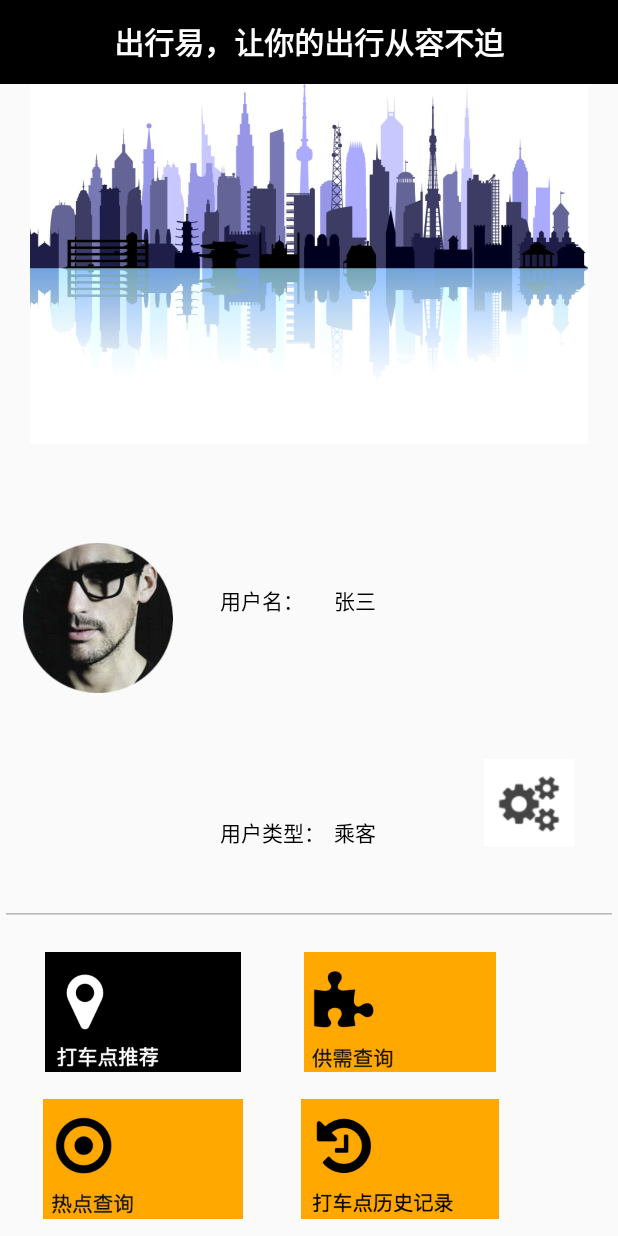
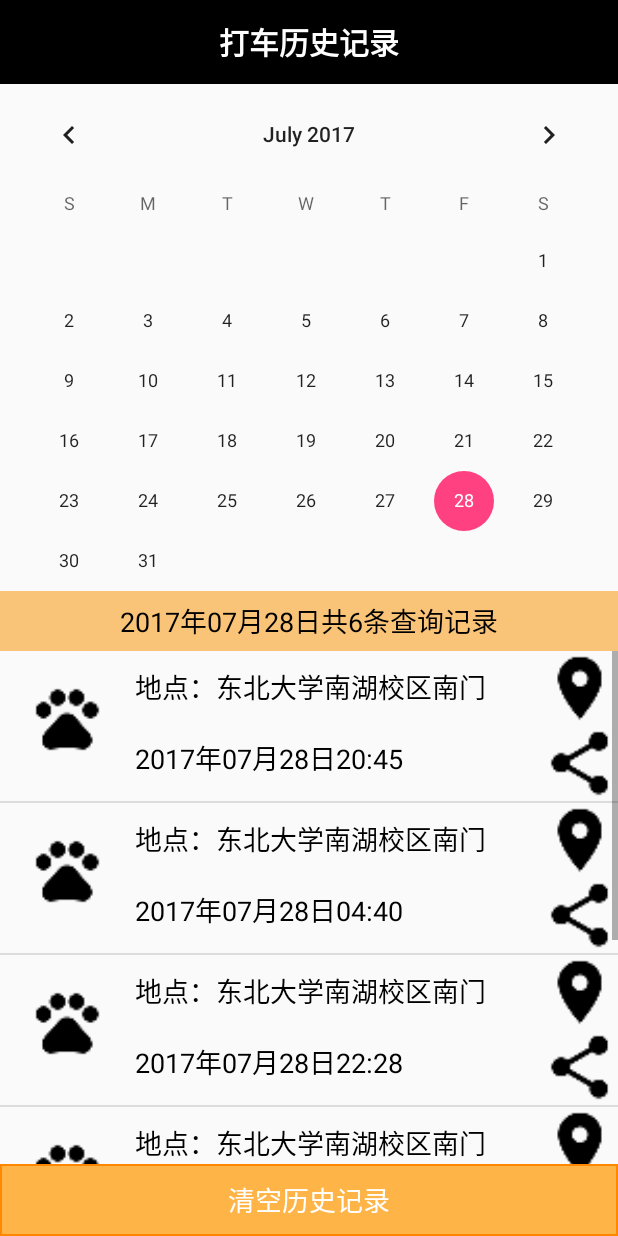
Before and after one commit to LeeeeoLiu/EasyGoOut, an Android app: the NavigateActivity screen opened directly, with no data from a screen before it, after a tap on an icon or button, on a phone screen of 412 x 824 dp. Run offline under Robolectric (Android 15) with nearby library versions, the phone set to English and light mode, and no system bars; libraries missing offline, so code that uses them is left out: com.baidu.mapapi; 2 statements that could not run were skipped.

Commit message:
add texi history activity and update Baidu Static Pic api in README

```diff
--- a/EasyGoOut/app/src/main/AndroidManifest.xml
+++ b/EasyGoOut/app/src/main/AndroidManifest.xml
@@ -35,6 +35,8 @@
         <activity android:name=".TexiSpotQueryResultActivity"/>
         <activity android:name=".SupplyQueryActivity"/>
         <activity android:name=".SupplyQueryResultActivity"/>
+        <activity android:name=".HotSpotQueryActivity"/>
+        <activity android:name=".TexiHistoryActivity"/>
         <meta-data
             android:name="com.baidu.lbsapi.API_KEY"
             android:value="vWrDxVn5HRNPGS9rBYDC6alGoG7qOD9E" />
--- a/EasyGoOut/app/src/main/java/com/leeeeo/easygoout/NavigateActivity.java
+++ b/EasyGoOut/app/src/main/java/com/leeeeo/easygoout/NavigateActivity.java
@@ -62,14 +62,16 @@ public class NavigateActivity extends AppCompatActivity {
         btnHotspotQuery.setOnClickListener(new View.OnClickListener() {
             @Override
             public void onClick(View view) {
-
+                Intent intent = new Intent(NavigateActivity.this, HotSpotQueryActivity.class);
+                startActivity(intent);
             }
         });
 
         btnTexiHistory.setOnClickListener(new View.OnClickListener() {
             @Override
             public void onClick(View view) {
-
+                Intent intent = new Intent(NavigateActivity.this, TexiHistoryActivity.class);
+                startActivity(intent);
             }
         });
 
--- /dev/null
+++ b/EasyGoOut/app/src/main/java/com/leeeeo/easygoout/TexiHistoryActivity.java
@@ -0,0 +1,169 @@
+package com.leeeeo.easygoout;
+
+import android.content.Context;
+import android.os.Bundle;
+import android.support.annotation.NonNull;
+import android.support.v7.app.AppCompatActivity;
+import android.util.Log;
+import android.view.LayoutInflater;
+import android.view.View;
+import android.view.ViewGroup;
+import android.widget.BaseAdapter;
+import android.widget.Button;
+import android.widget.CalendarView;
+import android.widget.ImageView;
+import android.widget.ListView;
+import android.widget.TextView;
+
+import com.baidu.mapapi.search.core.PoiInfo;
+
+import java.text.SimpleDateFormat;
+import java.util.ArrayList;
+import java.util.Date;
+import java.util.HashMap;
+import java.util.List;
+import java.util.Random;
+
+/**
+ * Created by Leeeeo on 2017/7/28.
+ */
+
+public class TexiHistoryActivity extends AppCompatActivity {
+
+    private CalendarView calendarView;
+    private TextView selectedDateRecordNum;
+    private ListView texiHistoryList;
+    private Button btnCleanAll;
+    private List<HashMap<String, Object>> mData;
+
+
+    @Override
+    protected void onCreate(Bundle savedInstanceState) {
+        super.onCreate(savedInstanceState);
+        setContentView(R.layout.texi_history);
+        init();
+    }
+
+
+    public void init() {
+        calendarView = (CalendarView) findViewById(R.id.calendarView);
+        selectedDateRecordNum = (TextView) findViewById(R.id.seleced_record_num);
+        texiHistoryList = (ListView) findViewById(R.id.text_history_list);
+        btnCleanAll = (Button) findViewById(R.id.btn_cleanall);
+        int recordNum;
+        Random random = new Random();
+        recordNum = random.nextInt(10);
+        Date date = new Date();
+        SimpleDateFormat sdf = new SimpleDateFormat("yyyy年MM月dd日");
+        String dateString = sdf.format(date);
+        selectedDateRecordNum.setText(dateString + "共" + recordNum + "条查询记录");
+
+
+        ArrayList<HashMap<String, Object>> list = new ArrayList<>();
+        HashMap<String, Object> map;
+//                poiTitle.setText("起点附近共有" + result.getAllPoi().size() + "个推荐打车点");
+        System.out.println("onGetPoiResult function is running");
+        for (int j = 0; j < recordNum; j++) {
+            map = new HashMap<>();
+            map.put("texi_record_date", dateString + String.format("%02d", random.nextInt(24)) + ":" + String.format("%02d", random.nextInt(60)));
+            map.put("btn_location", R.drawable.ic_location_on_black_24dp);
+            map.put("btn_share", R.drawable.ic_share_black_24dp);
+            map.put("item_head", R.drawable.ic_pets_black_24dp);
+            list.add(map);
+        }
+        mData = list;
+
+        MyAdapter adapter = new MyAdapter(getApplicationContext());//创建一个适配器
+        texiHistoryList.setAdapter(adapter);//为ListView控件绑定适配器
+
+
+        calendarView.setOnDateChangeListener(new CalendarView.OnDateChangeListener() {
+            @Override
+            public void onSelectedDayChange(@NonNull CalendarView calendarView, int i, int i1, int i2) {
+                Random random = new Random();
+                int recordNum = random.nextInt(10);
+                i1++;
+                selectedDateRecordNum.setText(i + "年" + i1 + "月" + i2 + "日" + "共" + recordNum + "条查询记录");
+
+
+                ArrayList<HashMap<String, Object>> list = new ArrayList<>();
+                HashMap<String, Object> map;
+//                poiTitle.setText("起点附近共有" + result.getAllPoi().size() + "个推荐打车点");
+                System.out.println("onGetPoiResult function is running");
+                for (int j = 0; j < recordNum; j++) {
+                    map = new HashMap<>();
+                    map.put("texi_record_date", i + "年" + i1 + "月" + i2 + "日" + String.format("%02d", random.nextInt(24)) + ":" + String.format("%02d", random.nextInt(60)));
+                    map.put("btn_location", R.drawable.ic_location_on_black_24dp);
+                    map.put("btn_share", R.drawable.ic_share_black_24dp);
+                    map.put("item_head", R.drawable.ic_pets_black_24dp);
+//                    map.put("poi_address", p.address);
+//                    map.put("poi_head", R.drawable.setting);
+//                    map.put("poi_tail", R.drawable.ic_chevron_right_black_24dp);
+                    list.add(map);
+                }
+                mData = list;
+
+                MyAdapter adapter = new MyAdapter(getApplicationContext());//创建一个适配器
+                texiHistoryList.setAdapter(adapter);//为ListView控件绑定适配器
+            }
+        });
+
+
+        btnCleanAll.setOnClickListener(new View.OnClickListener() {
+            @Override
+            public void onClick(View view) {
+                String old = selectedDateRecordNum.getText().toString();
+                String [] temp = null;
+                temp=old.split("共");
+                selectedDateRecordNum.setText(temp[0]+"共0条查询记录");
+                mData.clear();
+                MyAdapter adapter = new MyAdapter(getApplicationContext());//创建一个适配器
+                texiHistoryList.setAdapter(adapter);//为ListView控件绑定适配器
+            }
+        });
+    }
+
+    /**
+     * 自定义适配器
+     */
+    public class MyAdapter extends BaseAdapter {
+        private LayoutInflater mInflater;// 动态布局映射
+
+        public MyAdapter(Context context) {
+            this.mInflater = LayoutInflater.from(context);
+        }
+
+        // 决定ListView有几行可见
+        @Override
+        public int getCount() {
+            return mData.size();// ListView的条目数
+        }
+
+        @Override
+        public Object getItem(int arg0) {
+            return null;
+        }
+
+        @Override
+        public long getItemId(int arg0) {
+            return 0;
+        }
+
+        @Override
+        public View getView(int position, View convertView, ViewGroup parent) {
+            convertView = mInflater.inflate(R.layout.list_item_texi_history, null);//根据布局文件实例化view
+            TextView texiRecordDate = (TextView) convertView.findViewById(R.id.texi_record_date);//找某个控件
+            texiRecordDate.setText(mData.get(position).get("texi_record_date").toString());//给该控件设置数据(数据从集合类中来)
+            ImageView btnLocation = (ImageView) convertView.findViewById(R.id.btn_location);
+            btnLocation.setBackgroundResource((Integer) mData.get(position).get("btn_location"));
+            ImageView btnShare = (ImageView) convertView.findViewById(R.id.btn_share);
+            btnShare.setBackgroundResource((Integer) mData.get(position).get("btn_share"));
+            ImageView itemHead = (ImageView) convertView.findViewById(R.id.item_head);
+            itemHead.setBackgroundResource((Integer) mData.get(position).get("item_head"));
+//            TextView poiAddress = (TextView) convertView.findViewById(R.id.poi_address);//找某个控件
+//            poiAddress.setText(mData.get(position).get("poi_address").toString());//给该控件设置数据(数据从集合类中来)
+
+            return convertView;
+        }
+    }
+}
--- a/EasyGoOut/app/src/main/res/layout/list_item_texi_history.xml
+++ b/EasyGoOut/app/src/main/res/layout/list_item_texi_history.xml
@@ -1,63 +1,68 @@
 <?xml version="1.0" encoding="utf-8"?>
-<RelativeLayout xmlns:android="http://schemas.android.com/apk/res/android"
+<LinearLayout xmlns:android="http://schemas.android.com/apk/res/android"
     xmlns:app="http://schemas.android.com/apk/res-auto"
-    android:orientation="vertical" android:layout_width="match_parent"
-    android:layout_height="match_parent">
-
-    <TextView
-        android:id="@+id/textView24"
-        android:layout_width="wrap_content"
-        android:layout_height="wrap_content"
-        android:text="地点：东北大学南湖校区南门"
-        android:textColor="@color/black"
-        android:textSize="18sp"
-        android:layout_marginLeft="16dp"
-        android:layout_marginStart="16dp"
-        android:layout_alignBottom="@+id/imageView5"
-        android:layout_toRightOf="@+id/imageView5"
-        android:layout_toEndOf="@+id/imageView5" />
+    android:layout_width="match_parent"
+    android:layout_height="wrap_content"
+    android:orientation="horizontal">
 
     <ImageView
-        android:id="@+id/imageView5"
+        android:id="@+id/item_head"
         android:layout_width="50dp"
         android:layout_height="50dp"
         app:srcCompat="@drawable/ic_pets_black_24dp"
-        android:layout_marginLeft="23dp"
-        android:layout_marginStart="23dp"
-        android:layout_marginTop="18dp"
-        android:layout_alignParentTop="true"
-        android:layout_alignParentLeft="true"
-        android:layout_alignParentStart="true" />
+        android:layout_margin="20dp"/>
 
-    <TextView
-        android:id="@+id/textView25"
+
+    <LinearLayout
+        android:layout_width="0dp"
+        android:layout_height="wrap_content"
+        android:layout_weight="1"
+        android:orientation="vertical">
+
+        <TextView
+            android:id="@+id/text_record_place"
+            android:layout_width="wrap_content"
+            android:layout_height="wrap_content"
+            android:text="地点：东北大学南湖校区南门"
+            android:layout_marginTop="10dp"
+            android:layout_marginBottom="10dp"
+            android:textColor="@color/black"
+            android:textSize="18sp" />
+
+
+        <TextView
+            android:id="@+id/texi_record_date"
+            android:layout_width="wrap_content"
+            android:layout_height="wrap_content"
+            android:layout_marginTop="10dp"
+            android:layout_marginBottom="10dp"
+            android:text="时间：2016年4月10日18:03"
+            android:textColor="@color/black"
+            android:textSize="18sp" />
+
+    </LinearLayout>
+
+
+    <LinearLayout
         android:layout_width="wrap_content"
         android:layout_height="wrap_content"
-        android:text="时间：2016年4月10日18:03"
-        android:textColor="@color/black"
-        android:textSize="18sp"
-        android:layout_alignTop="@+id/imageView5"
-        android:layout_alignLeft="@+id/textView24"
-        android:layout_alignStart="@+id/textView24" />
+        android:orientation="vertical">
 
-    <ImageButton
-        android:id="@+id/imageButton"
-        android:layout_width="wrap_content"
-        android:layout_height="wrap_content"
-        android:background="@android:color/white"
-        app:srcCompat="@drawable/ic_location_on_black_24dp"
-        android:layout_alignBottom="@+id/textView25"
-        android:layout_alignParentRight="true"
-        android:layout_alignParentEnd="true" />
+        <ImageButton
+            android:id="@+id/btn_location"
+            android:layout_width="50dp"
+            android:layout_height="50dp"
+            android:background="@android:color/white"
+            app:srcCompat="@drawable/ic_location_on_black_24dp" />
 
-    <ImageButton
-        android:id="@+id/imageButton2"
-        android:layout_width="wrap_content"
-        android:layout_height="wrap_content"
-        android:background="@android:color/white"
-        app:srcCompat="@drawable/ic_share_black_24dp"
-        android:layout_alignBottom="@+id/textView24"
-        android:layout_alignParentRight="true"
-        android:layout_alignParentEnd="true" />
+        <ImageButton
+            android:id="@+id/btn_share"
+            android:layout_width="50dp"
+            android:layout_height="50dp"
+            android:background="@android:color/white"
+            app:srcCompat="@drawable/ic_share_black_24dp" />
 
-</RelativeLayout>
+    </LinearLayout>
+
+
+</LinearLayout>
--- a/EasyGoOut/app/src/main/res/layout/texi_history.xml
+++ b/EasyGoOut/app/src/main/res/layout/texi_history.xml
@@ -35,7 +35,7 @@
         android:layout_alignParentEnd="true" />
 
     <TextView
-        android:id="@+id/textView23"
+        android:id="@+id/seleced_record_num"
         android:layout_width="wrap_content"
         android:layout_height="40dp"
         android:background="#F9C478"
@@ -44,14 +44,14 @@
         android:textAlignment="center"
         android:textColor="@color/black"
         android:textSize="18sp"
-        android:layout_alignBottom="@+id/calendarView"
         android:layout_alignParentLeft="true"
         android:layout_alignParentStart="true"
         android:layout_alignParentRight="true"
+        android:layout_below="@id/calendarView"
         android:layout_alignParentEnd="true" />
 
     <Button
-        android:id="@+id/button14"
+        android:id="@+id/btn_cleanall"
         android:layout_width="wrap_content"
         android:layout_height="wrap_content"
         android:background="@drawable/button_style_orange"
@@ -65,10 +65,11 @@
         android:layout_alignParentEnd="true" />
 
     <ListView
+        android:id="@+id/text_history_list"
         android:layout_width="match_parent"
         android:layout_height="match_parent"
-        android:layout_centerHorizontal="true"
-        android:layout_below="@+id/textView23"
-        android:layout_above="@+id/button14" />
+        android:layout_above="@+id/btn_cleanall"
+        android:layout_below="@+id/seleced_record_num"
+        android:layout_centerHorizontal="true" />
 
 </RelativeLayout>
```
Also changed, not shown: EasyGoOut/app/src/main/java/com/leeeeo/easygoout/HotSpotQueryActivity.java (added, +24 -0 lines), EasyGoOut/app/src/main/res/layout/share_history.xml (+17 -17 lines), 1 other file.
